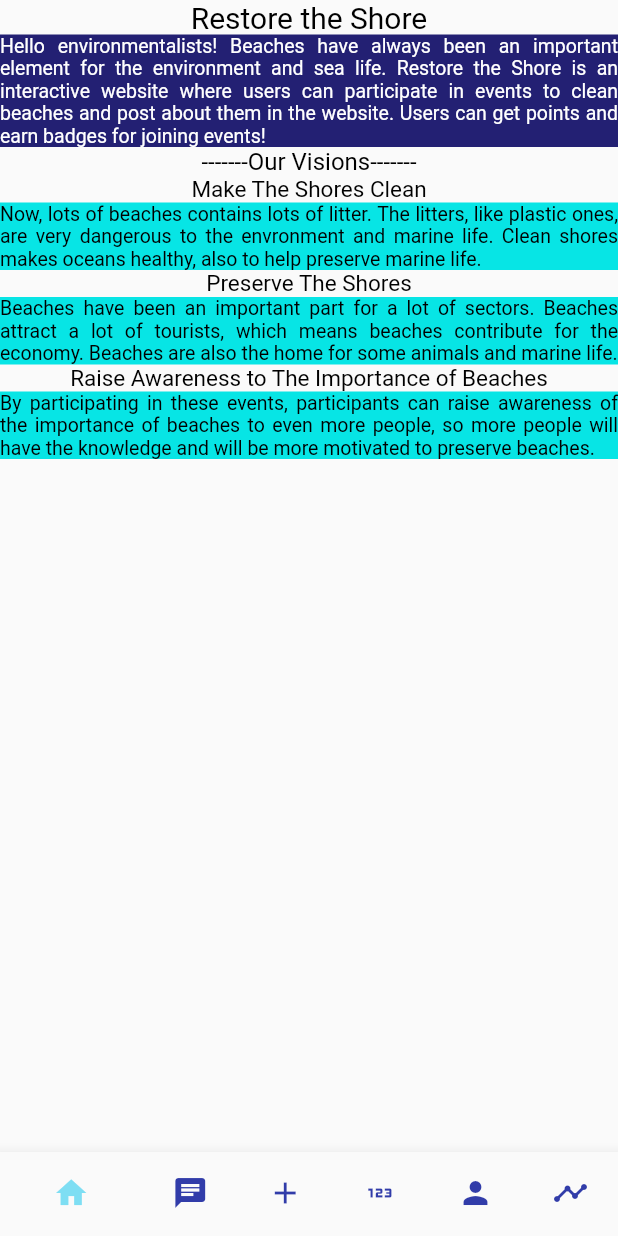
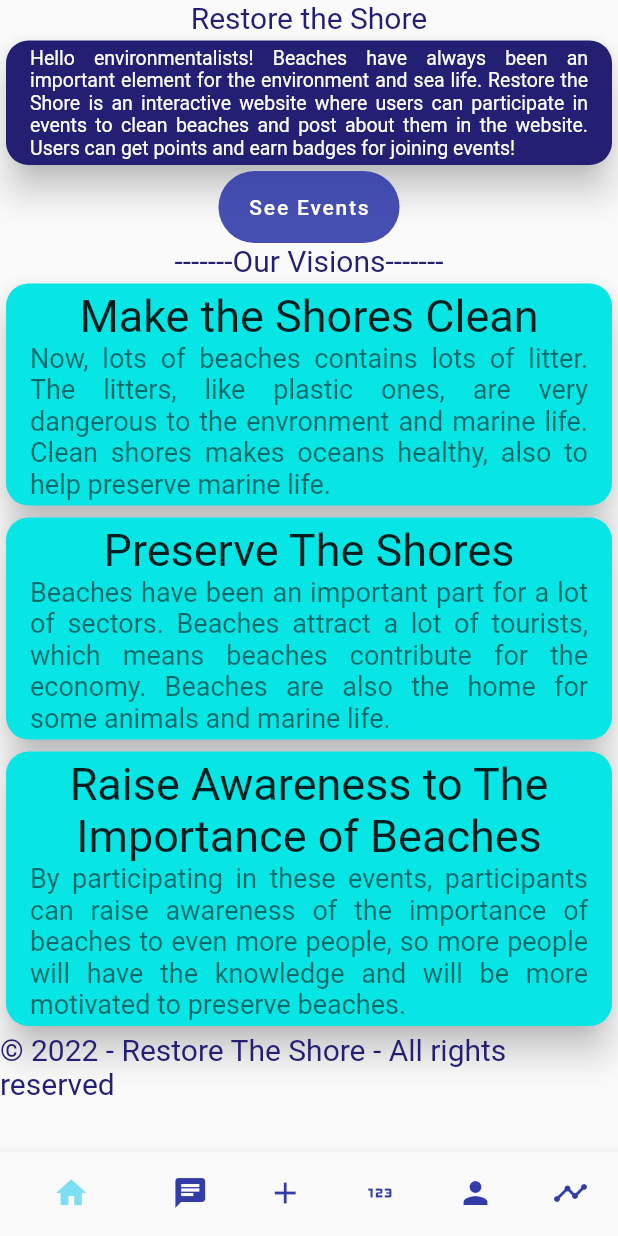
Before and after one commit to amrul-hzz/restore-the-shore-flutter, a Flutter app: the screen it shows after launch, on a phone screen of 412 x 824 dp. Run offline on Flutter 3.47's test engine with Material 2 defaults, Android fonts, the light colour scheme and no system bars; missing offline and left inert: pbp_django_auth; network calls fail.

Commit message:
add card

```diff
--- a/lib/landing-page/landing_page.dart
+++ /dev/null
@@ -1,4 +0,0 @@
-import 'package:flutter/material.dart';
-import 'package:restore_the_shore_flutter/colorpalette.dart';
-import 'package:restore_the_shore_flutter/nav_bar.dart';
-import 'package:restore_the_shore_flutter/main.dart';
--- a/lib/main.dart
+++ b/lib/main.dart
@@ -73,38 +73,144 @@ class _MyHomePageState extends State<MyHomePage> {
                 )
               )
             ),
-            Text(
+            Container(
+              child: Text(
                 'Restore the Shore',
                 style: TextStyle(
                   fontSize: 20,
-                color: Colors.black,
+                  color: Color.fromARGB(255, 35, 32, 115),
+                ),
+              ),
+              margin: const EdgeInsets.only(left: 20.0, right: 20.0),
+            ),
+            Card(
+              shape: RoundedRectangleBorder(
+                borderRadius: BorderRadius.circular(15.0),
+              ),
+              color: Color.fromARGB(255, 35, 32, 115),
+              elevation: 10,
+              child: Column(
+                mainAxisSize: MainAxisSize.min,
+                children: <Widget>[
+                  const ListTile(
+                    //leading: Icon(Icons.album, size: 60),
+                    subtitle: Text(
+                      'Hello environmentalists! Beaches have always been an important element for the environment and sea life. Restore the Shore is an interactive website where users can participate in events to clean beaches and post about them in the website. Users can get points and earn badges for joining events!',
+                      textAlign: TextAlign.justify,
+                      style: TextStyle(
+                        fontSize: 13.0,
+                        color: Colors.white,
+                      )
+                    ),
+                  ),
+                ],
+              ),
+            ),
+            FloatingActionButton.extended(
+              onPressed: () {
+                Navigator.push(
+                  context,
+                  MaterialPageRoute(
+                    builder: (context) => const TimelineHomePage()));
+              },
+              elevation: 0,
+              backgroundColor: ColorPalette.secondaryColor.shade800,
+              label: const Text("See Events"),
+            ),
+            Container(
+              child: Text(
+                '-------Our Visions-------',
+                style: TextStyle(
+                  fontSize: 20,
+                  color: Color.fromARGB(255, 35, 32, 115),
+                ),
+              ),
+              margin: const EdgeInsets.only(left: 15.0, right: 15.0),
+            ),
+            Card(
+              shape: RoundedRectangleBorder(
+                borderRadius: BorderRadius.circular(15.0),
+              ),
+              color: Color.fromARGB(255, 7, 229, 229),
+              elevation: 10,
+              child: Column(
+                mainAxisSize: MainAxisSize.min,
+                children: <Widget>[
+                  const ListTile(
+                    //leading: Icon(Icons.album, size: 60),
+                    title: Text(
+                      'Make the Shores Clean',
+                      textAlign: TextAlign.center,
+                      style: TextStyle(fontSize: 30.0)
+                    ),
+                    subtitle: Text(
+                      'Now, lots of beaches contains lots of litter. The litters, like plastic ones, are very dangerous to the envronment and marine life. Clean shores makes oceans healthy, also to help preserve marine life.',
+                      textAlign: TextAlign.justify,
+                      style: TextStyle(fontSize: 18.0)
+                    ),
+                  ),
+                ],
+              ),
+            ),
+            Card(
+              shape: RoundedRectangleBorder(
+                borderRadius: BorderRadius.circular(15.0),
+              ),
+              color: Color.fromARGB(255, 7, 229, 229),
+              elevation: 10,
+              child: Column(
+                mainAxisSize: MainAxisSize.min,
+                children: <Widget>[
+                  const ListTile(
+                    //leading: Icon(Icons.album, size: 60),
+                    title: Text(
+                      'Preserve The Shores',
+                      textAlign: TextAlign.center,
+                      style: TextStyle(fontSize: 30.0)
+                    ),
+                    subtitle: Text(
+                      'Beaches have been an important part for a lot of sectors. Beaches attract a lot of tourists, which means beaches contribute for the economy. Beaches are also the home for some animals and marine life.',
+                      textAlign: TextAlign.justify,
+                      style: TextStyle(fontSize: 18.0)
+                    ),
+                  ),
+                ],
+              ),
+            ),
+            Card(
+              shape: RoundedRectangleBorder(
+                borderRadius: BorderRadius.circular(15.0),
+              ),
+              color: Color.fromARGB(255, 7, 229, 229),
+              elevation: 10,
+              child: Column(
+                mainAxisSize: MainAxisSize.min,
+                children: <Widget>[
+                  const ListTile(
+                    //leading: Icon(Icons.album, size: 60),
+                    title: Text(
+                      'Raise Awareness to The Importance of Beaches',
+                      textAlign: TextAlign.center,
+                      style: TextStyle(fontSize: 30.0)
+                    ),
+                    subtitle: Text(
+                      'By participating in these events, participants can raise awareness of the importance of beaches to even more people, so more people will have the knowledge and will be more motivated to preserve beaches.',
+                      textAlign: TextAlign.justify,
+                      style: TextStyle(fontSize: 18.0)
+                    ),
+                  ),
+                ],
               ),
             ),
             Container(
+              child: Text(
+                '© 2022 - Restore The Shore - All rights reserved',
+                style: TextStyle(
+                  fontSize: 20,
                   color: Color.fromARGB(255, 35, 32, 115),
-              child: Text(
-                'Hello environmentalists! Beaches have always been an important element for the environment and sea life. Restore the Shore is an interactive website where users can participate in events to clean beaches and post about them in the website. Users can get points and earn badges for joining events!',
-                textAlign: TextAlign.justify,
-                style: TextStyle(
-                  color: Colors.white,
-                  fontSize: 13,
                 ),
               ),
-            ),
-            Text(
-              '-------Our Visions-------',
-              style: TextStyle(
-                fontSize: 16,
-                color: Colors.black,
-              ),
-            ),
-            Text(
-              'Make The Shores Clean',
-              style: TextStyle(
-                fontSize: 15,
-                color: Colors.black,
-              ),
-            ),
+            )/*
               Container(
                 color: Color.fromARGB(255, 7, 229, 229),
                 child: Text(
@@ -113,6 +219,7 @@ class _MyHomePageState extends State<MyHomePage> {
                   style: TextStyle(
                     fontSize: 13,
                     color: Colors.black,
+                  ),
                 ),
               ),
             ),
@@ -151,7 +258,7 @@ class _MyHomePageState extends State<MyHomePage> {
                   color: Colors.black,
                 ),
               ),
-            ),
+            ),*/
           ],
         ),
       ),
```
Lines whose indentation alone changed are shown as unchanged.
